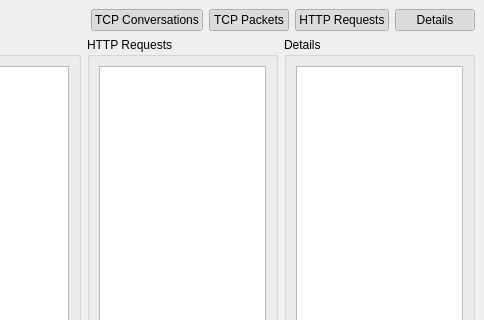
First picture: the form in httppp/gui/httpppmainwindow.ui, repository g76r/httppp, before the edit; both pictures show x 316 to 800 and y 0 to 320 of the 800 by 600 pixel window.
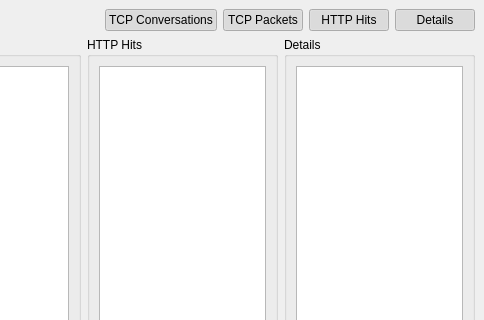
Second picture: the form after the edit. Custom widgets are drawn as their Qt base class.

Commit message: support for HTTP hits in GUI

```diff
--- a/httppp/gui/httpppmainwindow.ui
+++ b/httppp/gui/httpppmainwindow.ui
@@ -80,7 +80,7 @@
        <item>
         <widget class="QPushButton" name="pushHttpRequests">
          <property name="text">
-          <string>HTTP Requests</string>
+          <string>HTTP Hits</string>
          </property>
          <property name="checkable">
           <bool>true</bool>
@@ -158,7 +158,7 @@
        <item>
         <widget class="QGroupBox" name="panelHttpRequests">
          <property name="title">
-          <string>HTTP Requests</string>
+          <string>HTTP Hits</string>
          </property>
          <layout class="QVBoxLayout" name="verticalLayout_3">
           <item>
```
Left out of the diff: 83 changed lines with no effect on the pictures. The commit also changes 11 other files.
